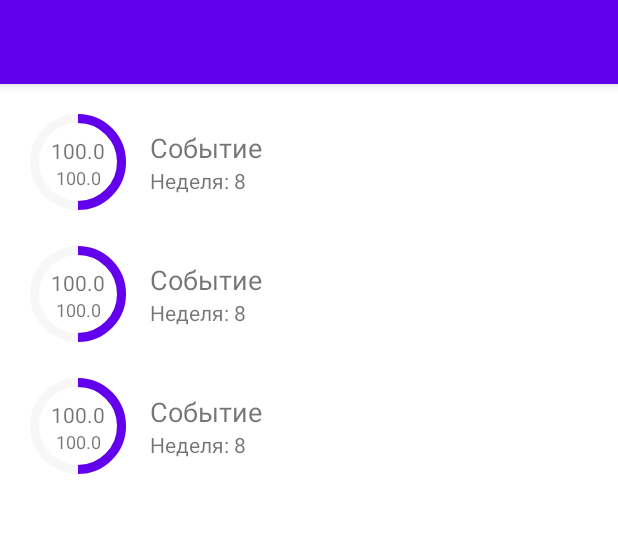
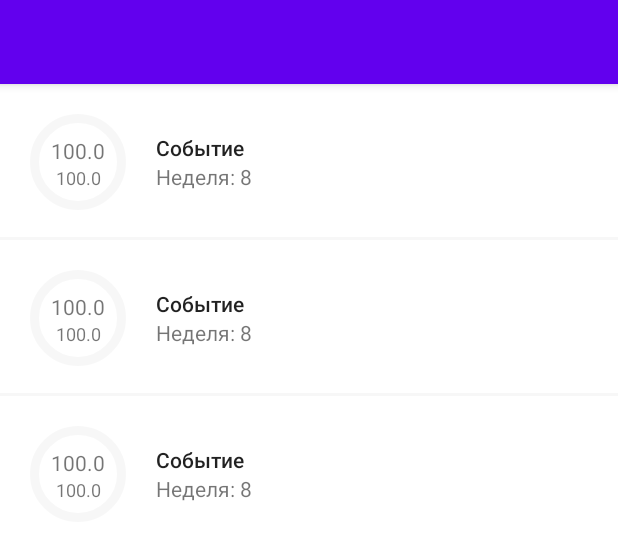
Before and after one commit to slowfarm/Orioks, an Android app: the layout activity_events.xml on its own in the app's theme, with its tools: preview values and no code run, on a phone screen of 412 x 824 dp. Shown: the top 540 px of the screen. Run offline under Robolectric (Android 15) with nearby library versions, the phone set to English and light mode, and no system bars; network calls fail.

Commit message:
initial commit

```diff
--- a/app/src/main/res/layout/activity_events.xml
+++ b/app/src/main/res/layout/activity_events.xml
@@ -24,8 +24,5 @@
         android:id="@+id/rvEvents"
         android:layout_width="match_parent"
         android:layout_height="match_parent"
-        android:layout_marginLeft="8dp"
-        android:layout_marginTop="8dp"
-        android:layout_marginRight="8dp"
         tools:listitem="@layout/list_item_event" />
 </LinearLayout>
--- a/app/src/main/res/layout/fragment_main.xml
+++ b/app/src/main/res/layout/fragment_main.xml
@@ -3,9 +3,6 @@
     android:id="@+id/swipeRefreshLayout"
     android:layout_width="wrap_content"
     android:layout_height="wrap_content"
-    android:layout_marginLeft="8dp"
-    android:layout_marginTop="8dp"
-    android:layout_marginRight="8dp"
     android:orientation="horizontal"
     tools:ignore="MergeRootFrame">
 
--- a/app/src/main/res/layout/list_item_event.xml
+++ b/app/src/main/res/layout/list_item_event.xml
@@ -1,14 +1,8 @@
 <?xml version="1.0" encoding="utf-8"?>
-<LinearLayout xmlns:android="http://schemas.android.com/apk/res/android"
+<androidx.constraintlayout.widget.ConstraintLayout xmlns:android="http://schemas.android.com/apk/res/android"
     xmlns:app="http://schemas.android.com/apk/res-auto"
     xmlns:tools="http://schemas.android.com/tools"
     android:layout_width="match_parent"
-    android:layout_height="wrap_content"
-    android:layout_margin="4dp"
-    android:orientation="horizontal">
-
-    <androidx.constraintlayout.widget.ConstraintLayout
-        android:layout_width="wrap_content"
     android:layout_height="wrap_content">
 
         <TextView
@@ -36,33 +30,32 @@
         android:id="@+id/pbScore"
         android:layout_width="wrap_content"
         android:layout_height="wrap_content"
-            android:layout_margin="4dp"
-            android:layout_marginStart="8dp"
-            android:layout_marginTop="8dp"
-            android:layout_marginEnd="8dp"
-            android:layout_marginBottom="8dp"
-            android:progress="50"
+        android:layout_marginStart="16dp"
+        android:layout_marginTop="16dp"
+        android:layout_marginBottom="16dp"
         app:indicatorSize="64dp"
         app:layout_constraintBottom_toBottomOf="parent"
-            app:layout_constraintEnd_toEndOf="parent"
         app:layout_constraintStart_toStartOf="parent"
         app:layout_constraintTop_toTopOf="parent"
         app:trackColor="@color/colorTrack"
         app:trackThickness="6dp" />
-    </androidx.constraintlayout.widget.ConstraintLayout>
 
     <LinearLayout
-        android:layout_width="match_parent"
+        android:layout_width="0dp"
         android:layout_height="wrap_content"
-        android:layout_gravity="center_vertical"
-        android:layout_margin="8dp"
-        android:orientation="vertical">
+        android:layout_marginStart="16dp"
+        android:layout_marginEnd="16dp"
+        android:orientation="vertical"
+        app:layout_constraintBottom_toBottomOf="@+id/pbScore"
+        app:layout_constraintEnd_toEndOf="parent"
+        app:layout_constraintStart_toEndOf="@+id/pbScore"
+        app:layout_constraintTop_toTopOf="@+id/pbScore">
 
         <TextView
             android:id="@+id/tvName"
+            style="@style/TextAppearance.AppCompat.Body2"
             android:layout_width="match_parent"
             android:layout_height="wrap_content"
-            android:textSize="18sp"
             tools:text="Событие" />
 
         <TextView
@@ -70,6 +63,14 @@
             android:layout_width="match_parent"
             android:layout_height="wrap_content"
             tools:text="Неделя: 8" />
+    </LinearLayout>
 
-    </LinearLayout>
-</LinearLayout>
+    <View
+        android:id="@+id/bottomView"
+        android:layout_width="0dp"
+        android:layout_height="2dp"
+        android:background="@color/colorTrack"
+        app:layout_constraintBottom_toBottomOf="parent"
+        app:layout_constraintEnd_toEndOf="parent"
+        app:layout_constraintStart_toStartOf="parent" />
+</androidx.constraintlayout.widget.ConstraintLayout>
--- a/app/src/main/res/layout/list_item_schedule.xml
+++ b/app/src/main/res/layout/list_item_schedule.xml
@@ -3,8 +3,7 @@
     xmlns:app="http://schemas.android.com/apk/res-auto"
     xmlns:tools="http://schemas.android.com/tools"
     android:layout_width="match_parent"
-    android:layout_height="wrap_content"
-    android:orientation="vertical">
+    android:layout_height="wrap_content">
 
     <TextView
         android:id="@+id/tvName"
```
Also changed, not shown: app/src/main/res/layout/list_item_discipline.xml (+22 -20 lines). Lines whose indentation alone changed are shown as unchanged.
